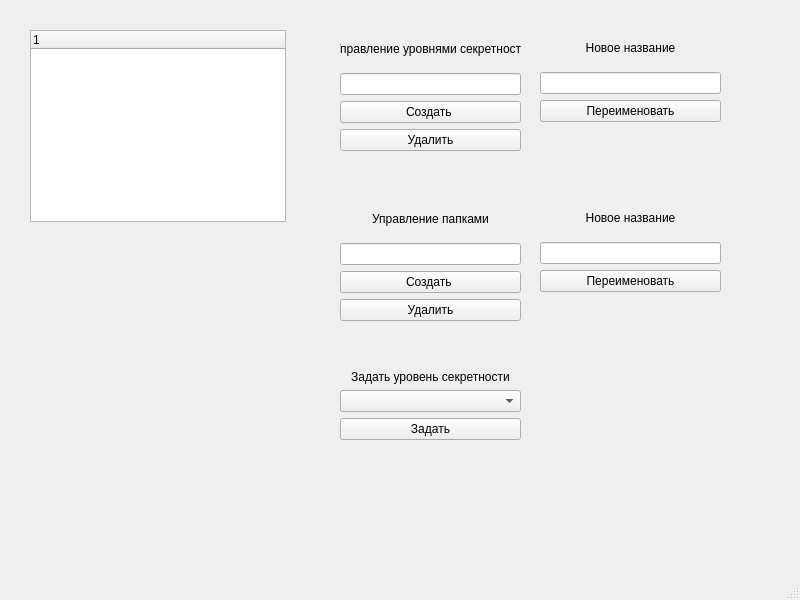
Old version of the form untitled.ui in the repository bitkyoto/cs4.
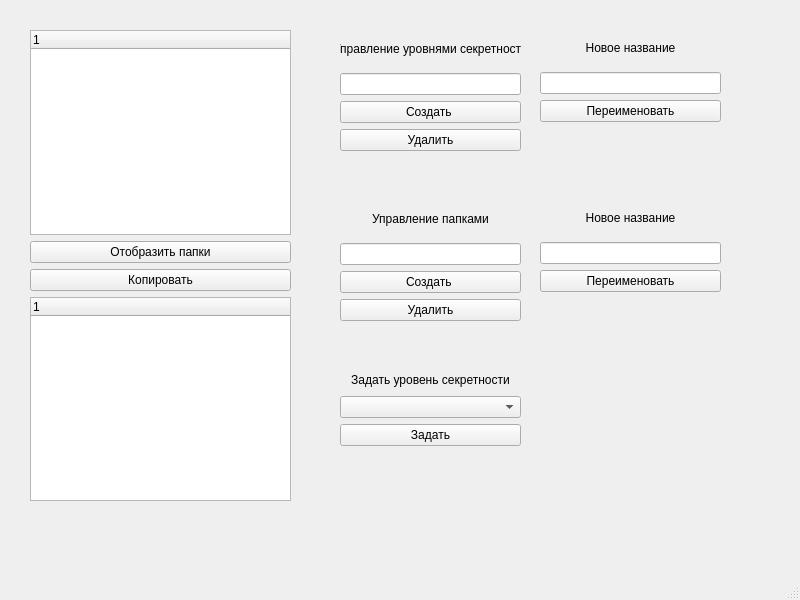
New version of the form.

```diff
--- a/untitled.ui
+++ b/untitled.ui
@@ -14,16 +14,6 @@
    <string>MainWindow</string>
   </property>
   <widget class="QWidget" name="centralwidget">
-   <widget class="QTreeWidget" name="treeWidget">
-    <property name="geometry">
-     <rect>
-      <x>30</x>
-      <y>30</y>
-      <width>256</width>
-      <height>192</height>
-     </rect>
-    </property>
-   </widget>
    <widget class="QWidget" name="verticalLayoutWidget">
     <property name="geometry">
      <rect>
@@ -204,7 +194,7 @@
       <x>340</x>
       <y>370</y>
       <width>181</width>
-      <height>101</height>
+      <height>116</height>
      </rect>
     </property>
     <layout class="QVBoxLayout" name="verticalLayout_6">
@@ -246,6 +236,50 @@
      </item>
     </layout>
    </widget>
+   <widget class="QWidget" name="verticalLayoutWidget_6">
+    <property name="geometry">
+     <rect>
+      <x>30</x>
+      <y>30</y>
+      <width>261</width>
+      <height>471</height>
+     </rect>
+    </property>
+    <layout class="QVBoxLayout" name="verticalLayout_5">
+     <item>
+      <widget class="QTreeWidget" name="treeWidget">
+       <column>
+        <property name="text">
+         <string notr="true">1</string>
+        </property>
+       </column>
+      </widget>
+     </item>
+     <item>
+      <widget class="QPushButton" name="showFolderButton">
+       <property name="text">
+        <string>Отобразить папки</string>
+       </property>
+      </widget>
+     </item>
+     <item>
+      <widget class="QPushButton" name="copyButton">
+       <property name="text">
+        <string>Копировать</string>
+       </property>
+      </widget>
+     </item>
+     <item>
+      <widget class="QTreeWidget" name="copytreeWidget">
+       <column>
+        <property name="text">
+         <string notr="true">1</string>
+        </property>
+       </column>
+      </widget>
+     </item>
+    </layout>
+   </widget>
   </widget>
   <widget class="QMenuBar" name="menubar">
    <property name="geometry">
```
Left out of the diff: 2 changed lines with no effect on the pictures.
